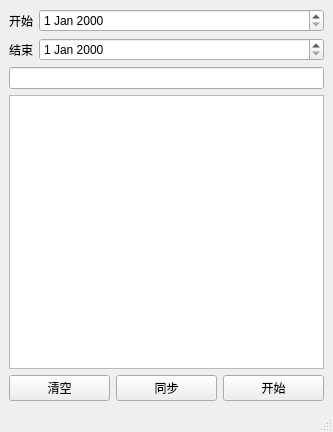
The window that home.ui (UnDemoon/WechatGather) describes before a commit, drawn with Qt 5.
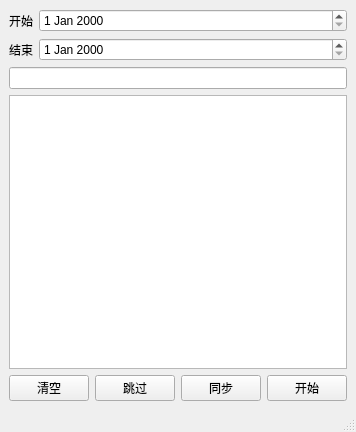
The same window after the commit.

What changed in the file:
```diff
--- a/home.ui
+++ b/home.ui
@@ -56,6 +56,13 @@
           </property>
          </widget>
         </item>
+        <item>
+         <widget class="QPushButton" name="pushButton_4">
+          <property name="text">
+           <string>跳过</string>
+          </property>
+         </widget>
+        </item>
         <item>
          <widget class="QPushButton" name="pushButton_3">
           <property name="text">
```
